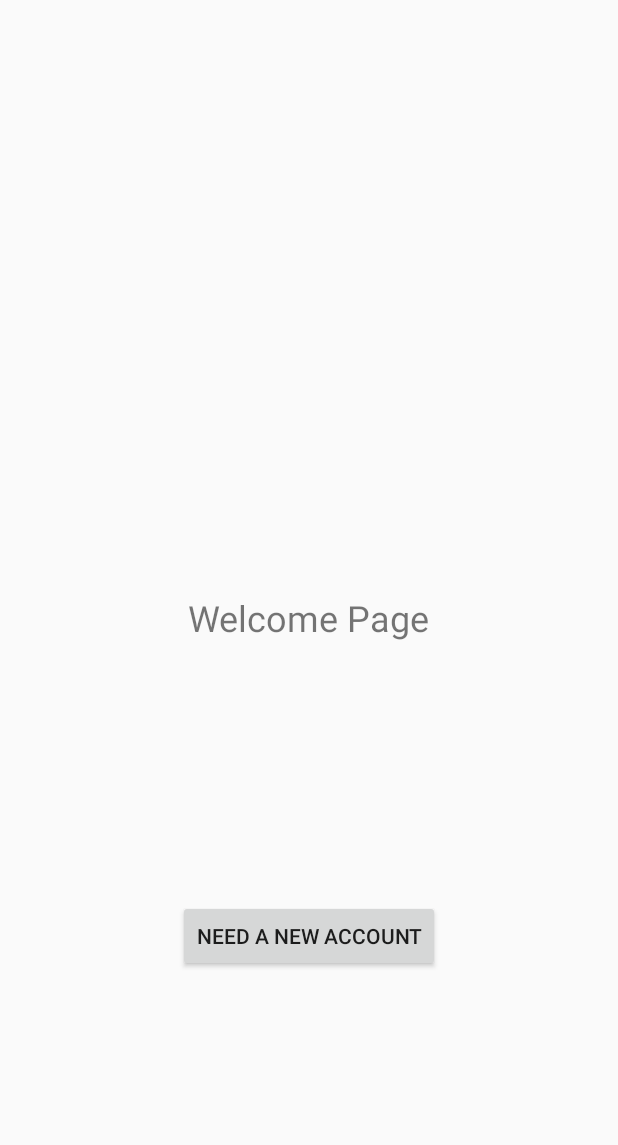
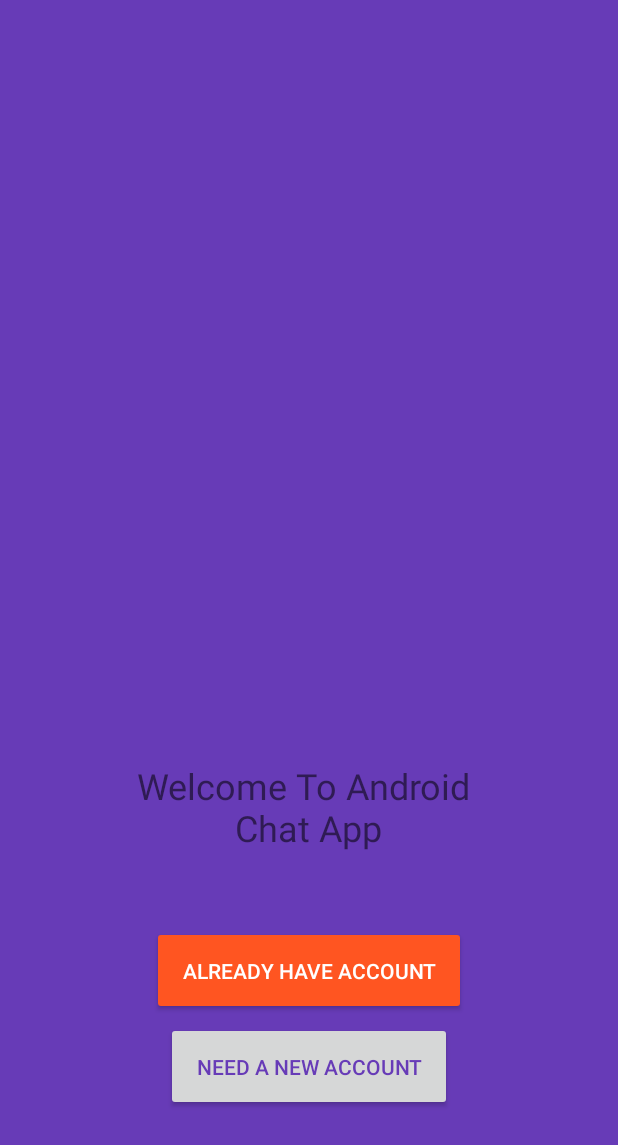
Before and after one commit to SandeepTile/Android-Chat-App, an Android app: the screen it shows after launch (StartActivity), on a phone screen of 412 x 824 dp. Shown: the top 1145 px of the screen. Run offline under Robolectric (Android 15) with nearby library versions, the phone set to English and light mode, and no system bars; our stand-ins replace Firebase (no records; nobody signed in at launch, a user with empty details on screens opened directly).

Commit message:
login and register activities working

```diff
--- a/app/src/main/AndroidManifest.xml
+++ b/app/src/main/AndroidManifest.xml
@@ -19,8 +19,10 @@
             </intent-filter>
         </activity>
         <activity android:name=".StartActivity" />
-        <activity android:name=".RegisterActivity"
-            android:parentActivityName=".StartActivity"></activity>
+        <activity
+            android:name=".RegisterActivity"
+            android:parentActivityName=".StartActivity" />
+        <activity android:name=".LoginActivity"></activity>
     </application>
 
 </manifest>
--- a/app/src/main/java/com/example/sandy/androidchatapp/StartActivity.java
+++ b/app/src/main/java/com/example/sandy/androidchatapp/StartActivity.java
@@ -9,14 +9,15 @@ import android.widget.Button;
 public class StartActivity extends AppCompatActivity {
 
     private Button mRegBtn;
+    private Button mAlreadyAccountBtn;
 
     @Override
     protected void onCreate(Bundle savedInstanceState) {
         super.onCreate(savedInstanceState);
         setContentView(R.layout.activity_start);
 
+        //Register Button
         mRegBtn=(Button)findViewById(R.id.start_reg_btn);
-
         mRegBtn.setOnClickListener(new View.OnClickListener() {
             @Override
             public void onClick(View v) {
@@ -25,5 +26,16 @@ public class StartActivity extends AppCompatActivity {
                 startActivity(reg_Intent);
             }
         });
+
+        //Already Account Button
+        mAlreadyAccountBtn=(Button)findViewById(R.id.start_already_acc_btn);
+        mAlreadyAccountBtn.setOnClickListener(new View.OnClickListener() {
+            @Override
+            public void onClick(View v) {
+
+                Intent already_account_Intent=new Intent(StartActivity.this,LoginActivity.class);
+                startActivity(already_account_Intent);
+            }
+        });
     }
 }
--- a/app/src/main/res/layout/activity_start.xml
+++ b/app/src/main/res/layout/activity_start.xml
@@ -4,14 +4,18 @@
     xmlns:tools="http://schemas.android.com/tools"
     android:layout_width="match_parent"
     android:layout_height="match_parent"
+    android:background="@color/colorPrimary"
     tools:context=".StartActivity">
 
     <TextView
         android:id="@+id/textView2"
         android:layout_width="wrap_content"
         android:layout_height="wrap_content"
-        android:layout_centerInParent="true"
-        android:text="Welcome Page"
+        android:layout_alignParentBottom="true"
+        android:layout_centerHorizontal="true"
+        android:layout_marginBottom="256dp"
+        android:gravity="center"
+        android:text="Welcome To Android \nChat App"
         android:textSize="24dp" />
 
     <Button
@@ -20,6 +24,20 @@
         android:layout_height="wrap_content"
         android:layout_alignParentBottom="true"
         android:layout_centerHorizontal="true"
-        android:layout_marginBottom="176dp"
-        android:text="NEED A NEW ACCOUNT" />
+        android:layout_marginBottom="83dp"
+        android:padding="20dp"
+        android:text="NEED A NEW ACCOUNT"
+        android:textColor="@color/colorPrimary" />
+
+    <Button
+        android:id="@+id/start_already_acc_btn"
+        android:layout_width="wrap_content"
+        android:layout_height="wrap_content"
+        android:layout_alignParentBottom="true"
+        android:layout_centerHorizontal="true"
+        android:layout_marginBottom="147dp"
+        android:backgroundTint="@color/colorAccent"
+        android:padding="20dp"
+        android:text="ALREADY HAVE ACCOUNT"
+        android:textColor="@android:color/white" />
 </RelativeLayout>
```
Also changed, not shown: app/src/main/java/com/example/sandy/androidchatapp/LoginActivity.java (added, +92 -0 lines), app/src/main/java/com/example/sandy/androidchatapp/RegisterActivity.java (+27 -1 lines), app/src/main/res/layout/activity_login.xml (added, +59 -0 lines).
